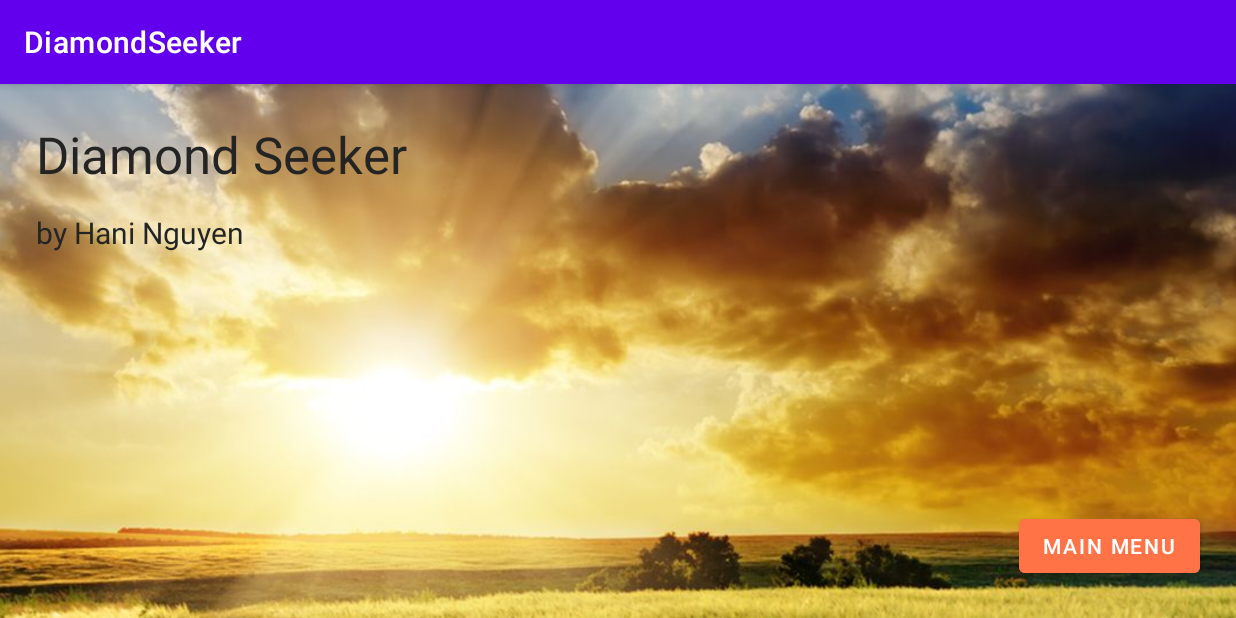
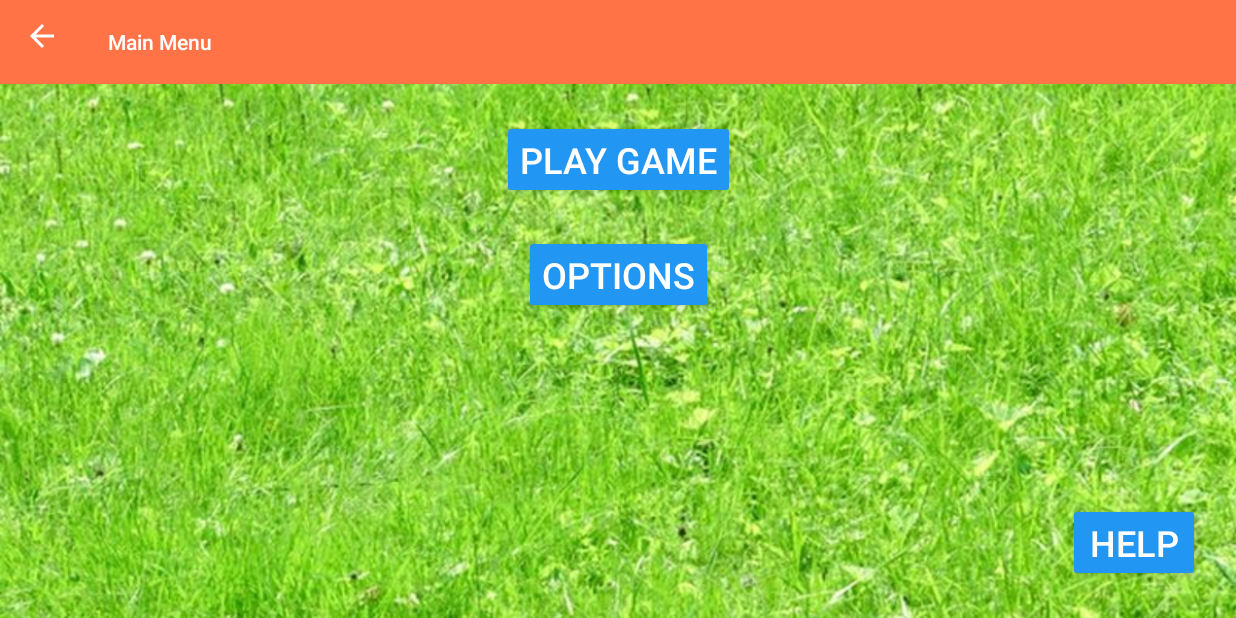
Before and after one commit to hanidnguyen/Diamond-Seeker, an Android app: the screen it shows after launch (WelcomeActivity before the commit, MainMenu after it), after a tap on "MAIN MENU", on a phone screen of 824 x 412 dp (held sideways). Run offline under Robolectric (Android 15) with nearby library versions, the phone set to English and light mode, and no system bars.

Commit message:
- Added all necessary activity pages for application.

```diff
--- a/app/src/main/java/cmpt276/assignment3/diamondseeker/MainMenu.java
+++ b/app/src/main/java/cmpt276/assignment3/diamondseeker/MainMenu.java
@@ -1,8 +1,14 @@
 package cmpt276.assignment3.diamondseeker;
 
+import androidx.annotation.NonNull;
+import androidx.appcompat.app.ActionBar;
 import androidx.appcompat.app.AppCompatActivity;
 
+import android.content.Intent;
 import android.os.Bundle;
+import android.view.MenuItem;
+import android.view.View;
+import android.widget.Button;
 
 public class MainMenu extends AppCompatActivity {
 
@@ -10,5 +16,42 @@ public class MainMenu extends AppCompatActivity {
     protected void onCreate(Bundle savedInstanceState) {
         super.onCreate(savedInstanceState);
         setContentView(R.layout.activity_main_menu);
+        setSupportActionBar(findViewById(R.id.main_menu_toolbar));
+        ActionBar ab = getSupportActionBar();
+        assert ab != null;
+        ab.setDisplayHomeAsUpEnabled(true);
+
+        setupPlayGame();
+        setupOptions();
+        setupHelp();
     }
+
+    private void setupPlayGame() {
+        Button play_btn = findViewById(R.id.play_game);
+        play_btn.setOnClickListener(view -> {
+            Intent intent = new Intent(MainMenu.this,PlayGame.class);
+
+        });
+    }
+
+    private void setupOptions() {
+        Button option_btn = findViewById(R.id.options);
+        option_btn.setOnClickListener(view -> {
+            Intent intent = new Intent(MainMenu.this,OptionsPage.class);
+        });
+    }
+
+    private void setupHelp() {
+        Button help_btn = findViewById(R.id.help);
+        help_btn.setOnClickListener(view -> {
+            Intent intent = new Intent(MainMenu.this,HelpPage.class);
+        });
+    }
+
+    @Override
+    public boolean onOptionsItemSelected(@NonNull MenuItem item) {
+        finish();
+        return super.onOptionsItemSelected(item);
+    }
+
 }
--- a/app/src/main/java/cmpt276/assignment3/diamondseeker/WelcomeActivity.java
+++ b/app/src/main/java/cmpt276/assignment3/diamondseeker/WelcomeActivity.java
@@ -2,6 +2,7 @@ package cmpt276.assignment3.diamondseeker;
 
 import androidx.appcompat.app.AppCompatActivity;
 
+import android.content.Intent;
 import android.os.Bundle;
 import android.view.View;
 import android.widget.Button;
@@ -19,7 +20,8 @@ public class WelcomeActivity extends AppCompatActivity {
     private void setMainMenuButton() {
         Button btn = findViewById(R.id.main_menu_btn);
         btn.setOnClickListener(view -> {
-
+            Intent intent = new Intent(WelcomeActivity.this,MainMenu.class);
+            startActivity(intent);
         });
     }
 }
--- a/app/src/main/res/layout/activity_main_menu.xml
+++ b/app/src/main/res/layout/activity_main_menu.xml
@@ -6,4 +6,72 @@
     android:layout_height="match_parent"
     tools:context=".MainMenu">
 
+    <ImageView
+        android:id="@+id/welcome_background"
+        android:layout_width="fill_parent"
+        android:layout_height="fill_parent"
+        android:scaleType="centerCrop"
+        android:contentDescription="Main Menu Background"
+        app:layout_constraintBottom_toBottomOf="parent"
+        app:layout_constraintEnd_toEndOf="parent"
+        app:layout_constraintStart_toStartOf="parent"
+        app:layout_constraintTop_toTopOf="parent"
+        app:srcCompat="@drawable/main_menu_background" />
+
+    <androidx.appcompat.widget.Toolbar
+        android:id="@+id/main_menu_toolbar"
+        android:layout_width="fill_parent"
+        android:layout_height="wrap_content"
+        android:background="@color/orange"
+        android:backgroundTint="@color/orange"
+        app:theme="@style/ThemeOverlay.AppCompat.Dark.ActionBar"
+        android:minHeight="?attr/actionBarSize"
+        android:theme="?attr/actionBarTheme"
+        app:layout_constraintEnd_toEndOf="parent"
+        app:layout_constraintStart_toStartOf="parent"
+        app:layout_constraintTop_toTopOf="parent"/>
+
+    <Button
+        android:id="@+id/play_game"
+        android:layout_width="wrap_content"
+        android:layout_height="wrap_content"
+        android:layout_marginTop="24dp"
+        android:backgroundTint="@color/blue"
+        android:text="Play Game"
+        android:textColor="@color/white"
+        android:textColorHint="@color/black"
+        android:textSize="24sp"
+        app:layout_constraintEnd_toEndOf="parent"
+        app:layout_constraintStart_toStartOf="parent"
+        app:layout_constraintTop_toBottomOf="@+id/main_menu_toolbar" />
+
+    <Button
+        android:id="@+id/options"
+        android:layout_width="wrap_content"
+        android:layout_height="wrap_content"
+        android:layout_marginTop="24dp"
+        android:backgroundTint="@color/blue"
+        android:text="Options"
+        android:textColor="@color/white"
+        android:textColorHint="@color/black"
+        android:textSize="24sp"
+        app:layout_constraintEnd_toEndOf="parent"
+        app:layout_constraintStart_toStartOf="parent"
+        app:layout_constraintTop_toBottomOf="@+id/play_game" />
+
+    <Button
+        android:id="@+id/help"
+        android:layout_width="wrap_content"
+        android:layout_height="wrap_content"
+        android:layout_marginEnd="24dp"
+        android:layout_marginBottom="24dp"
+        android:backgroundTint="@color/blue"
+        android:text="Help"
+        android:textColor="@color/white"
+        android:textColorHint="@color/black"
+        android:textSize="24sp"
+        app:layout_constraintBottom_toBottomOf="parent"
+        app:layout_constraintEnd_toEndOf="parent" />
+
+
 </androidx.constraintlayout.widget.ConstraintLayout>
--- a/app/src/main/res/values/colors.xml
+++ b/app/src/main/res/values/colors.xml
@@ -9,4 +9,6 @@
     <color name="white">#FFFFFFFF</color>
     <color name="dark_grey">#242424</color>
     <color name="orange">#FF7346</color>
+    <color name="yellow">#FFD145</color>
+    <color name="blue">#2196F3</color>
 </resources>
```
Also changed, not shown: app/src/main/AndroidManifest.xml (+17 -4 lines), app/src/main/java/cmpt276/assignment3/diamondseeker/HelpPage.java (added, +14 -0 lines), app/src/main/java/cmpt276/assignment3/diamondseeker/OptionsPage.java (added, +14 -0 lines), app/src/main/java/cmpt276/assignment3/diamondseeker/PlayGame.java (added, +14 -0 lines), app/src/main/res/layout/activity_help_page.xml (added, +9 -0 lines), app/src/main/res/layout/activity_options_page.xml (added, +9 -0 lines), app/src/main/res/layout/activity_play_game.xml (added, +9 -0 lines).
